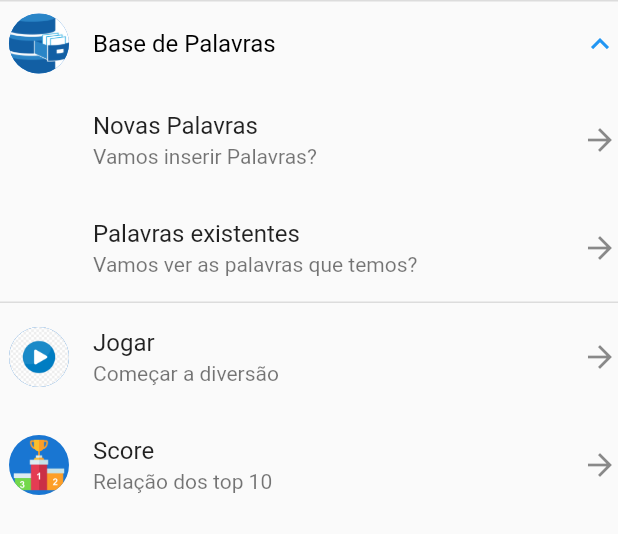
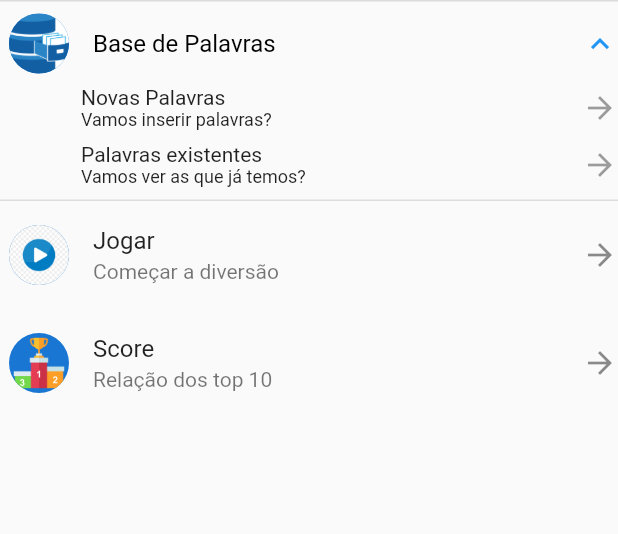
Before and after one commit to danilovalerio/forca, a Flutter app: the DrawerBodyContentApp widget shown alone on an empty page, opened directly, after a tap on "Base de Palavras", on a phone screen of 412 x 824 dp. Shown: the top 534 px of the screen. Run offline on Flutter 3.47's test engine with Material 2 defaults, Android fonts, the phone set to English and light mode, and no system bars; our stand-ins replace shared_preferences; accounts and stored records are empty.

Commit message:
list tile customizado com menos espaco

```diff
--- a/lib/drawer/widgets/drawerbody_content_app.dart
+++ b/lib/drawer/widgets/drawerbody_content_app.dart
@@ -1,4 +1,5 @@
 import 'package:flutter/material.dart';
+import 'package:forca/drawer/widgets/listTile_custom_app_widget.dart';
 
 class DrawerBodyContentApp extends StatelessWidget {
   const DrawerBodyContentApp({Key? key}) : super(key: key);
@@ -23,14 +24,13 @@ class DrawerBodyContentApp extends StatelessWidget {
             ),
             onExpansionChanged: null,
             children: <Widget>[
-              _createListTile(
-                  insetsLeft: 62.0,
+              ListTileCustomAppWidget(
                   titleText: 'Novas Palavras',
-                  subtitleText: 'Vamos inserir Palavras?'),
-              _createListTile(
-                  insetsLeft: 62.0,
-                  titleText: 'Palavras existentes',
-                  subtitleText: 'Vamos ver as palavras que temos?'),
+                  subTitleText: 'Vamos inserir palavras?'),
+              ListTileCustomAppWidget(
+                titleText: 'Palavras existentes',
+                subTitleText: 'Vamos ver as que já temos?',
+              ),
             ],
           ),
         ),
--- /dev/null
+++ b/lib/drawer/widgets/listTile_custom_app_widget.dart
@@ -0,0 +1,64 @@
+import 'package:flutter/material.dart';
+
+class ListTileCustomAppWidget extends StatelessWidget {
+  final EdgeInsets contentPadding;
+  final String imgNameType;
+  final String titleText;
+  final String subTitleText;
+
+  const ListTileCustomAppWidget({
+    Key? key,
+    this.contentPadding =
+        const EdgeInsets.only(left: 54.0, top: 0.0, bottom: 8.0),
+    this.imgNameType = "",
+    required this.titleText,
+    required this.subTitleText,
+  }) : super(key: key);
+
+  @override
+  Widget build(BuildContext context) {
+    return Padding(
+      padding: contentPadding,
+      child: Row(
+        children: <Widget>[
+          (imgNameType.isEmpty)
+              ? Container(
+                  width: 0,
+                )
+              : Container(
+                  width: 30.0,
+                  height: 30.0,
+                  decoration: BoxDecoration(
+                    shape: BoxShape.circle,
+                    image: DecorationImage(
+                      image: AssetImage("assets/images/drawer/$imgNameType"),
+                      fit: BoxFit.cover,
+                    ),
+                  ),
+                ),
+          Expanded(
+            child: Column(
+              crossAxisAlignment: CrossAxisAlignment.start,
+              children: [
+                Text(titleText),
+                Text(
+                  subTitleText,
+                  style: TextStyle(
+                    fontSize: 12.0,
+                  ),
+                )
+              ],
+            ),
+          ),
+          GestureDetector(
+            child: Icon(
+              Icons.arrow_forward,
+              color: Colors.black38,
+            ),
+            onTap: (){},
+          ),
+        ],
+      ),
+    );
+  }
+}
```
